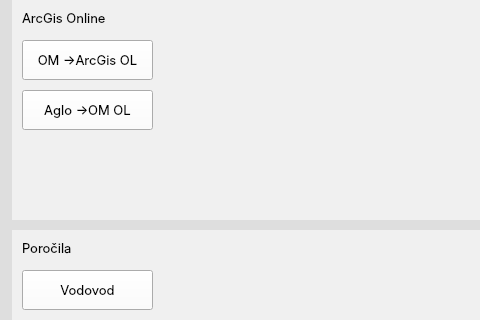
Above: form.ui from andrejdimec/pyKat before the change; both pictures show x 0 to 480 and y 491 to 811 of the 1146 by 908 pixel window. Below: the same form after it.
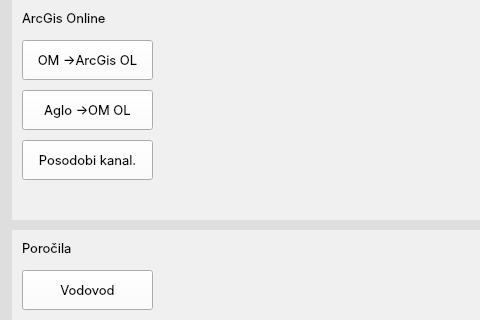
That is the form after the change.

What changed in the file:
```diff
--- a/form.ui
+++ b/form.ui
@@ -658,6 +658,25 @@
               <string>Aglo -&gt;OM OL</string>
              </property>
             </widget>
+            <widget class="QPushButton" name="btn_posodobi_kanal">
+             <property name="geometry">
+              <rect>
+               <x>10</x>
+               <y>140</y>
+               <width>131</width>
+               <height>40</height>
+              </rect>
+             </property>
+             <property name="minimumSize">
+              <size>
+               <width>100</width>
+               <height>40</height>
+              </size>
+             </property>
+             <property name="text">
+              <string>Posodobi kanal.</string>
+             </property>
+            </widget>
            </widget>
           </item>
           <item>
```
